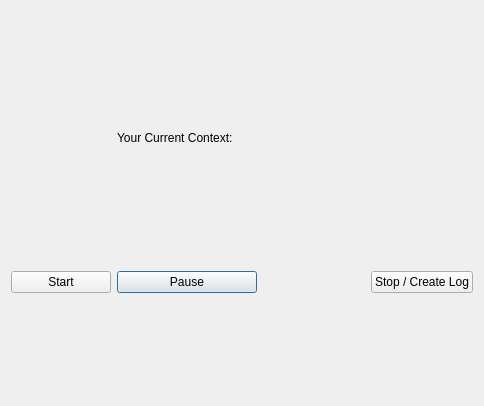
Masepack/tk-multi-timeslogger, file resources/dialog.ui: the form before one commit.
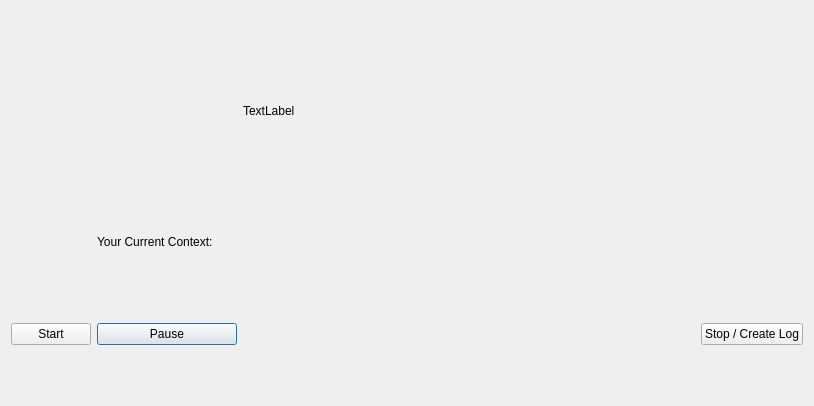
The form after the commit. Icons and pictures are not drawn.

Commit message: Dialoge Ui1

```diff
--- a/resources/dialog.ui
+++ b/resources/dialog.ui
@@ -6,7 +6,7 @@
    <rect>
     <x>0</x>
     <y>0</y>
-    <width>484</width>
+    <width>814</width>
     <height>406</height>
    </rect>
   </property>
@@ -14,7 +14,7 @@
    <string>The Current Sgtk Environment</string>
   </property>
   <layout class="QGridLayout" name="gridLayout">
-   <item row="0" column="1">
+   <item row="2" column="1">
     <widget class="QLabel" name="context">
      <property name="sizePolicy">
       <sizepolicy hsizetype="Expanding" vsizetype="Expanding">
@@ -36,7 +36,7 @@
      </property>
     </widget>
    </item>
-   <item row="2" column="1">
+   <item row="4" column="1">
     <widget class="QPushButton" name="pushButton_3">
      <property name="text">
       <string>Pause</string>
@@ -44,20 +44,6 @@
     </widget>
    </item>
    <item row="2" column="0">
-    <widget class="QPushButton" name="pushButton">
-     <property name="text">
-      <string>Start</string>
-     </property>
-    </widget>
-   </item>
-   <item row="2" column="3">
-    <widget class="QPushButton" name="pushButton_2">
-     <property name="text">
-      <string>Stop / Create Log</string>
-     </property>
-    </widget>
-   </item>
-   <item row="0" column="0">
     <widget class="QLabel" name="logo_example">
      <property name="maximumSize">
       <size>
@@ -73,9 +59,42 @@
      </property>
     </widget>
    </item>
-   <item row="0" column="2" colspan="2">
+   <item row="2" column="3" colspan="2">
     <widget class="QWidget" name="widget" native="true"/>
    </item>
+   <item row="4" column="4">
+    <widget class="QPushButton" name="pushButton_2">
+     <property name="text">
+      <string>Stop / Create Log</string>
+     </property>
+    </widget>
+   </item>
+   <item row="4" column="0">
+    <widget class="QPushButton" name="pushButton">
+     <property name="text">
+      <string>Start</string>
+     </property>
+    </widget>
+   </item>
+   <item row="0" column="2">
+    <widget class="QLabel" name="label">
+     <property name="minimumSize">
+      <size>
+       <width>400</width>
+       <height>100</height>
+      </size>
+     </property>
+     <property name="maximumSize">
+      <size>
+       <width>700</width>
+       <height>100</height>
+      </size>
+     </property>
+     <property name="text">
+      <string>TextLabel</string>
+     </property>
+    </widget>
+   </item>
   </layout>
  </widget>
  <resources>
```
Left out of the diff: 4 changed lines with no effect on the pictures.
